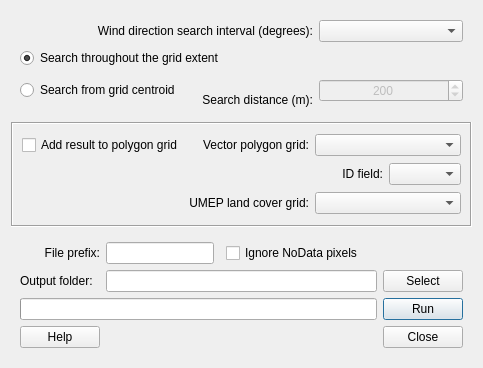
Qt form LandCoverFractionGrid/landcoverfraction_grid_dialog_base.ui (UMEP-dev/UMEP) before a commit.
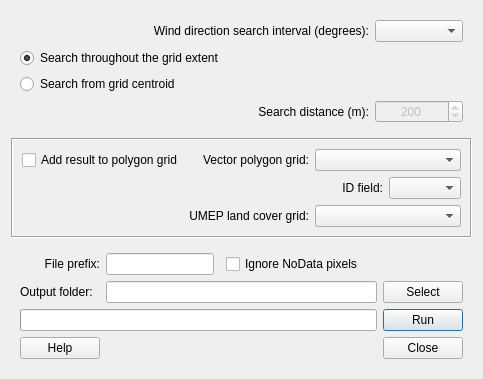
The same form after that commit.

Commit message: Improvements in ImageMorphGrid, SOLWEIGAnalyzer and the SUEWS plugins. Tool tips added.

Diff of the .ui file:
```diff
--- a/LandCoverFractionGrid/landcoverfraction_grid_dialog_base.ui
+++ b/LandCoverFractionGrid/landcoverfraction_grid_dialog_base.ui
@@ -23,19 +23,13 @@
       <enum>QFrame::Raised</enum>
      </property>
      <layout class="QGridLayout" name="gridLayout_2">
-      <item row="0" column="0" colspan="2">
-       <widget class="QLabel" name="label_8">
-        <property name="text">
-         <string>Wind direction search interval (degrees):</string>
-        </property>
-        <property name="alignment">
-         <set>Qt::AlignRight|Qt::AlignTrailing|Qt::AlignVCenter</set>
+      <item row="0" column="3">
+       <widget class="QComboBox" name="degreeBox">
+        <property name="toolTip">
+         <string>This decides the interval in search directions for which the morphometric parameters will be calculated.</string>
         </property>
        </widget>
       </item>
-      <item row="0" column="2">
-       <widget class="QComboBox" name="degreeBox"/>
-      </item>
       <item row="1" column="0" colspan="2">
        <widget class="QRadioButton" name="radioButtonExtent">
         <property name="text">
@@ -46,14 +40,14 @@
         </property>
        </widget>
       </item>
-      <item row="2" column="0" rowspan="2" colspan="2">
+      <item row="2" column="0">
        <widget class="QRadioButton" name="radioButtonCenter">
         <property name="text">
          <string>Search from grid centroid</string>
         </property>
        </widget>
       </item>
-      <item row="2" column="2" rowspan="2">
+      <item row="3" column="3">
        <widget class="QSpinBox" name="spinBoxDistance">
         <property name="enabled">
          <bool>false</bool>
@@ -78,7 +72,17 @@
         </property>
        </widget>
       </item>
-      <item row="3" column="1">
+      <item row="0" column="0" colspan="3">
+       <widget class="QLabel" name="label_8">
+        <property name="text">
+         <string>Wind direction search interval (degrees):</string>
+        </property>
+        <property name="alignment">
+         <set>Qt::AlignRight|Qt::AlignTrailing|Qt::AlignVCenter</set>
+        </property>
+       </widget>
+      </item>
+      <item row="3" column="1" colspan="2">
        <widget class="QLabel" name="label_7">
         <property name="text">
          <string>Search distance (m):</string>
```
Left out of the diff: 18 changed lines with no effect on the pictures. The commit also changes 21 other files.
